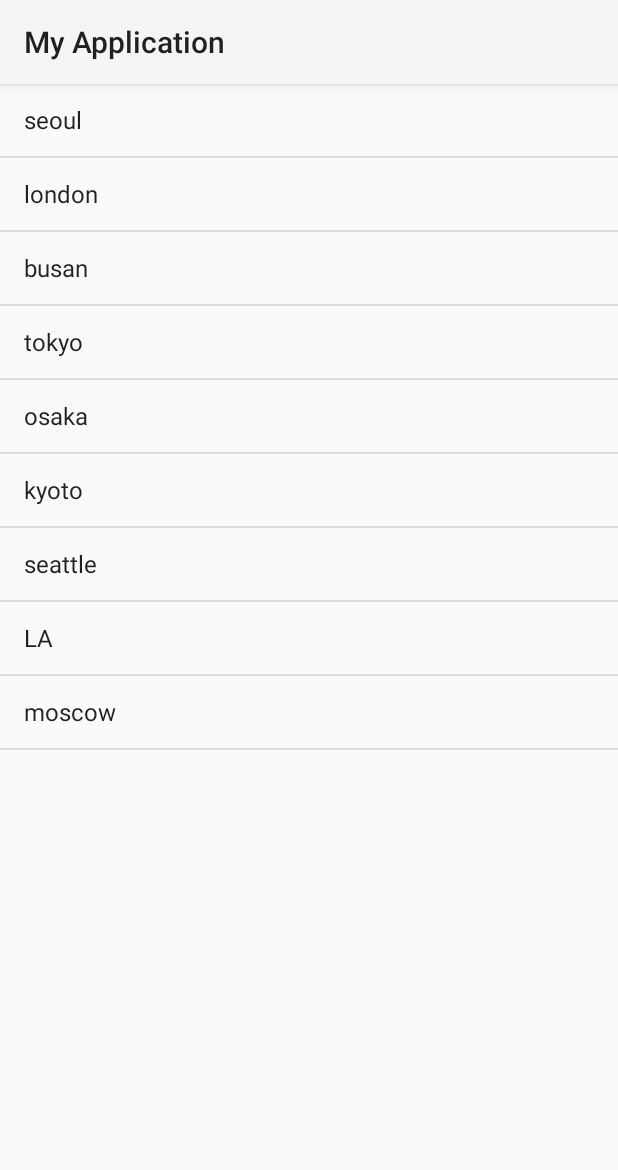
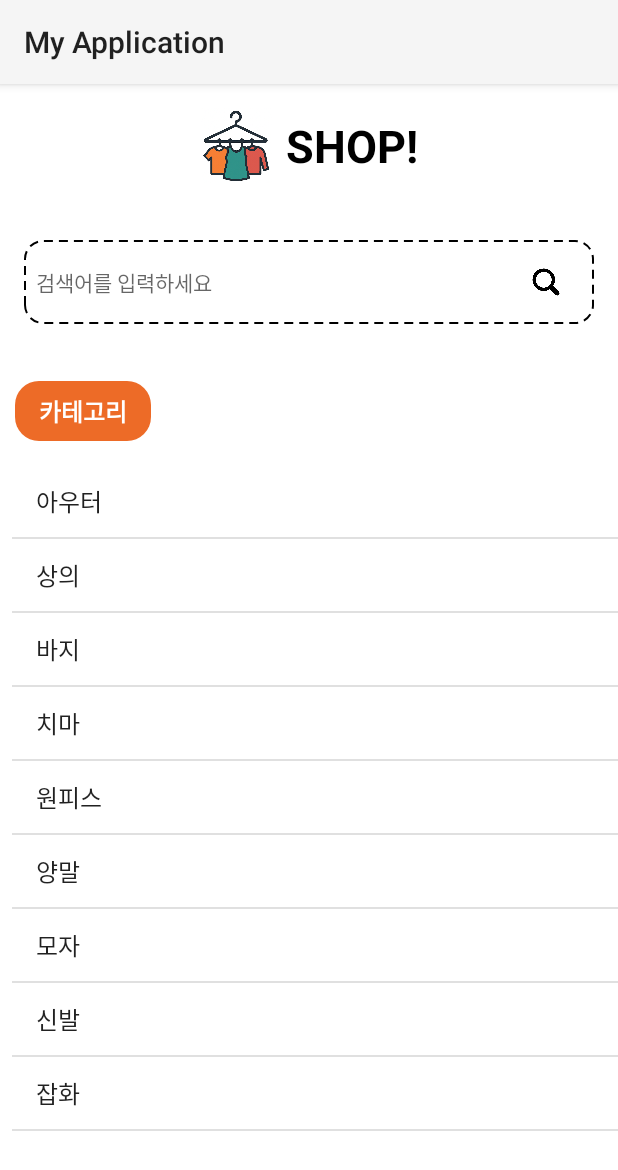
Before and after one commit to kim-cookie/Week-1, an Android app: the ListActivity screen opened directly, with no data from a screen before it, on a phone screen of 412 x 824 dp. Shown: the top 1170 px of the screen. Run offline under Robolectric (Android 15) with nearby library versions, the light colour scheme and no system bars.

Commit message:
Feat: 카테고리 페이지 구현

```diff
--- a/app/src/main/java/com/example/myapplication/ListActivity.kt
+++ b/app/src/main/java/com/example/myapplication/ListActivity.kt
@@ -13,7 +13,7 @@ class ListActivity : AppCompatActivity() {
         setContentView(R.layout.activity_list)
 
         val cities = arrayListOf(
-            "seoul", "london", "busan", "tokyo", "osaka", "kyoto", "seattle", "LA", "moscow"
+            "아우터", "상의", "바지", "치마", "원피스", "양말", "모자", "신발", "잡화"
         )
 
         val citiesAdapter = ArrayAdapter(this, android.R.layout.simple_list_item_1, cities)
--- /dev/null
+++ b/app/src/main/res/drawable/category_box.xml
@@ -0,0 +1,6 @@
+<?xml version="1.0" encoding="utf-8"?>
+<shape xmlns:android="http://schemas.android.com/apk/res/android"
+    android:shape="rectangle">
+    <solid android:color="#ED6B27" />
+    <corners android:radius="16dp" />
+</shape>
--- /dev/null
+++ b/app/src/main/res/drawable/search_box.xml
@@ -0,0 +1,11 @@
+<?xml version="1.0" encoding="utf-8"?>
+<shape xmlns:android="http://schemas.android.com/apk/res/android"
+    android:shape="rectangle">
+    <solid android:color="#FFFFFF" /> <!-- 흰색 배경 -->
+    <stroke
+        android:width="1dp"
+        android:color="#000000"
+        android:dashWidth="6dp"
+        android:dashGap="4dp" /> <!-- 점선 -->
+    <corners android:radius="12dp" />
+</shape>
--- a/app/src/main/res/layout/activity_list.xml
+++ b/app/src/main/res/layout/activity_list.xml
@@ -2,12 +2,91 @@
 <LinearLayout
     android:id="@+id/main"
     xmlns:android="http://schemas.android.com/apk/res/android"
+    android:orientation="vertical"
     android:layout_width="match_parent"
     android:layout_height="match_parent"
-    android:orientation="vertical">
+    android:background="@color/white">
 
+    <!-- 🔼 상단 로고 + 텍스트 -->
+    <LinearLayout
+        android:layout_width="match_parent"
+        android:layout_height="wrap_content"
+        android:orientation="horizontal"
+        android:layout_marginBottom="10dp"
+        android:gravity="center"
+        android:padding="16dp">
+
+        <ImageView
+            android:id="@+id/logoImage"
+            android:layout_width="50dp"
+            android:layout_height="50dp"
+            android:src="@drawable/logoimage"
+            android:contentDescription="Logo" />
+
+        <TextView
+            android:id="@+id/shopText"
+            android:layout_width="wrap_content"
+            android:layout_height="wrap_content"
+            android:text="SHOP!"
+            android:textSize="30sp"
+            android:textStyle="bold"
+            android:layout_marginStart="8dp"
+            android:textColor="#000" />
+    </LinearLayout>
+
+    <RelativeLayout
+        android:layout_marginBottom="30dp"
+        android:layout_width="match_parent"
+        android:layout_height="wrap_content"
+        android:background="@drawable/search_box"
+        android:layout_marginHorizontal="16dp"
+        android:layout_marginTop="12dp"
+        android:padding="8dp">
+
+        <EditText
+            android:id="@+id/searchEditText"
+            android:layout_width="match_parent"
+            android:layout_height="40dp"
+            android:hint="검색어를 입력하세요"
+            android:background="@android:color/transparent"
+            android:textSize="14sp"
+            android:layout_toStartOf="@id/searchIcon"
+            android:layout_alignParentStart="true"
+            android:paddingEnd="48dp" />
+
+        <ImageView
+            android:id="@+id/searchIcon"
+            android:layout_width="24dp"
+            android:layout_height="24dp"
+            android:src="@drawable/search"
+        android:layout_alignParentEnd="true"
+        android:layout_centerVertical="true"
+        android:layout_marginEnd="12dp" />
+    </RelativeLayout>
+
+
+    <TextView
+        android:id="@+id/categoryLabel"
+        android:layout_width="wrap_content"
+        android:layout_height="wrap_content"
+        android:text="카테고리"
+        android:textSize="16sp"
+        android:textStyle="bold"
+        android:textColor="@color/white"
+        android:paddingHorizontal="16dp"
+        android:paddingVertical="8dp"
+        android:background="@drawable/category_box"
+        android:layout_marginStart="10dp"
+        android:layout_marginTop="8dp" />
+
+
+    <!-- 🔽 리스트뷰 -->
     <ListView
         android:id="@+id/myListView"
+        android:layout_marginLeft="8dp"
         android:layout_width="match_parent"
-        android:layout_height="match_parent"/>
+        android:layout_height="0dp"
+        android:layout_weight="1"
+        android:layout_marginTop="16dp"/>
+
 </LinearLayout>
--- a/app/src/main/res/layout/activity_main.xml
+++ b/app/src/main/res/layout/activity_main.xml
@@ -8,7 +8,7 @@
     android:background="@android:color/white">
 
     <ImageView
-        android:id="@+id/logoImage"
+        android:id="@+id/logoimage"
         android:layout_width="200dp"
         android:layout_height="200dp"
         android:src="@drawable/logo"
```
Also changed, not shown: app/src/main/res/drawable/logoimage.png (added), app/src/main/res/drawable/search.png (added).
